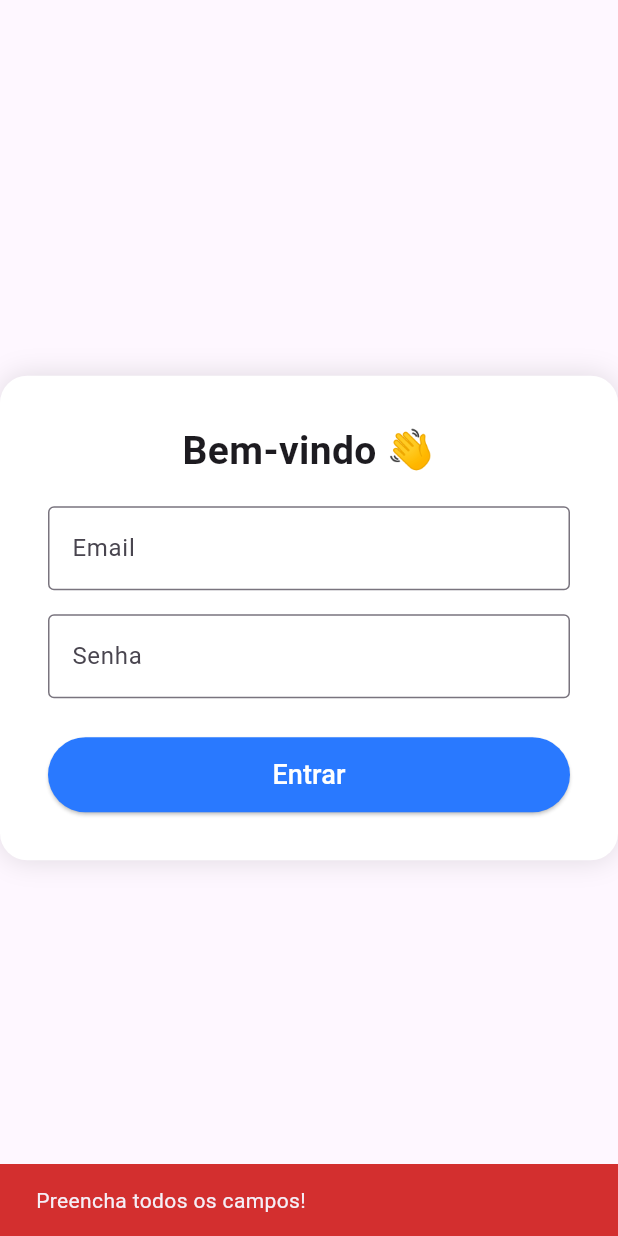
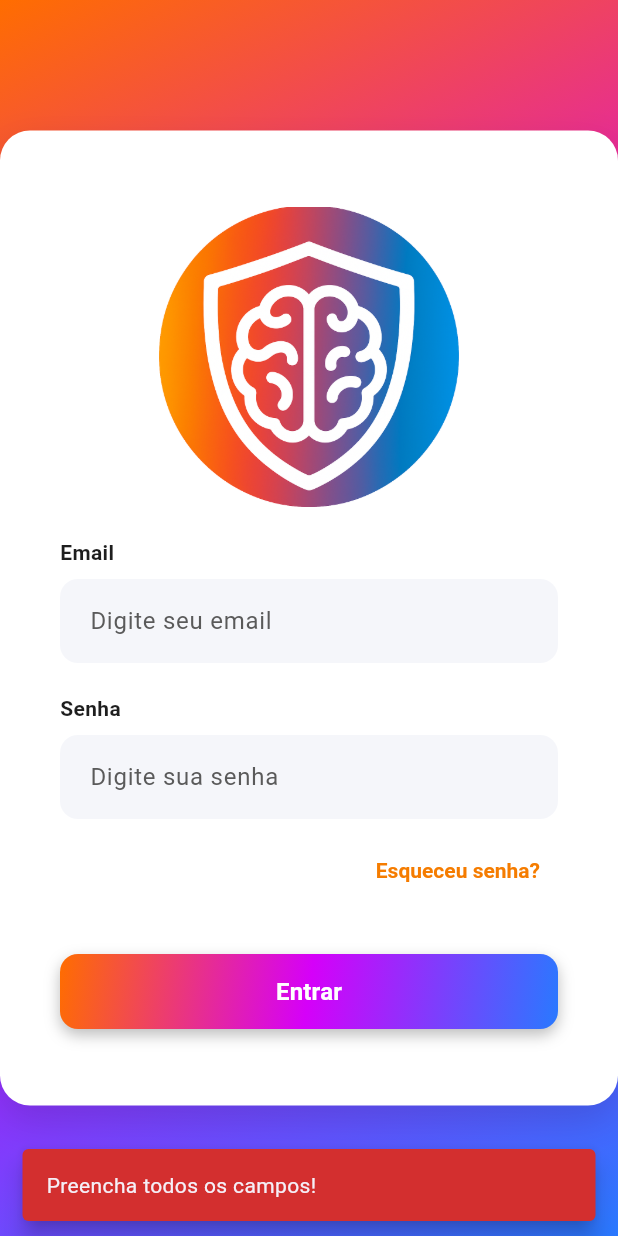
Before and after one commit to Neovexz/cortexIA_front_end_flutter, a Flutter app: the LoginPage screen opened by its route, after a tap on "Entrar", on a phone screen of 412 x 824 dp. Run offline on Flutter 3.47's test engine with Material 3 defaults, Android fonts, the phone set to English and light mode, and no system bars; our stand-ins replace diacritic, image_picker, shared_preferences; accounts and stored records are empty.

Commit message:
➕ feat/Implementando Login e algumas outros methods q estão errados:

```diff
--- /dev/null
+++ b/lib/data/models/chamados/auth_result.dart
@@ -0,0 +1,35 @@
+class AuthResult {
+  final bool success;
+  final String message;
+  final String? token;
+  final int? id;
+  final String? nome;
+  final String? email;
+  final String? role;
+
+  AuthResult({
+    required this.success,
+    required this.message,
+    this.token,
+    this.id,
+    this.nome,
+    this.email,
+    this.role,
+  });
+
+  factory AuthResult.fromJson(Map<String, dynamic> json) {
+    return AuthResult(
+      success: true,
+      message: "OK",
+      token: json["token"],
+      id: json["id"],
+      nome: json["nome"],
+      email: json["email"],
+      role: json["role"],
+    );
+  }
+
+  factory AuthResult.error(String msg) {
+    return AuthResult(success: false, message: msg);
+  }
+}
--- a/lib/presentation/controllers/LoginController.dart
+++ b/lib/presentation/controllers/LoginController.dart
@@ -1,5 +1,4 @@
 import 'package:flutter/material.dart';
-import 'package:shared_preferences/shared_preferences.dart';
 import '../../data/services/auth_service.dart';
 import '../pages/main_page.dart';
 
@@ -10,14 +9,43 @@ class LoginController extends ChangeNotifier {
 
   bool isLoading = false;
 
+  @override
+  void dispose() {
+    emailController.dispose();
+    passwordController.dispose();
+    super.dispose();
+  }
+
   Future<void> login(BuildContext context) async {
     final email = emailController.text.trim();
     final password = passwordController.text.trim();
+
+    // DEBUG LOGS
+    debugPrint("=======================================");
+    debugPrint("➡ DEBUG LOGIN - DADOS DIGITADOS");
+    debugPrint("Email digitado: '$email'");
+    debugPrint("Senha digitada: '$password'");
+    debugPrint("=======================================");
 
     if (email.isEmpty || password.isEmpty) {
       _snackbar(context, "Preencha todos os campos!");
       return;
     }
+
+    // LOGIN LOCAL TEMPORÁRIO (modo dev)
+    if (email == "client@test.com" && password == "test") {
+      debugPrint("✔ LOGIN APROVADO");
+      Navigator.pushReplacement(
+        context,
+        MaterialPageRoute(builder: (_) => const MainPage()),
+      );
+      return;
+    }
+
+    // Enviando para backend
+    debugPrint("➡ Enviando JSON para API:");
+    debugPrint({"email": email, "password": password}.toString());
+    debugPrint("=======================================");
 
     isLoading = true;
     notifyListeners();
@@ -28,20 +56,26 @@ class LoginController extends ChangeNotifier {
     notifyListeners();
 
     if (result.success) {
+      // Caso seu AuthResult não tenha token, evite chamar result.token aqui
+      debugPrint("✔ LOGIN OK - resultado: ${result.message}");
       Navigator.pushReplacement(
         context,
         MaterialPageRoute(builder: (_) => const MainPage()),
       );
     } else {
+      debugPrint("❌ LOGIN FALHOU: ${result.message}");
       _snackbar(context, result.message);
     }
   }
 
+  // Método privado para mostrar SnackBar — garanta que esteja dentro da classe
   void _snackbar(BuildContext context, String msg) {
+    if (!context.mounted) return;
     ScaffoldMessenger.of(context).showSnackBar(
       SnackBar(
         content: Text(msg),
         backgroundColor: Colors.red.shade700,
+        behavior: SnackBarBehavior.floating,
       ),
     );
   }
--- a/lib/presentation/pages/login.dart
+++ b/lib/presentation/pages/login.dart
@@ -1,71 +1,136 @@
 import 'package:flutter/material.dart';
 import 'package:front_end_flutter_cortex_ia/presentation/controllers/LoginController.dart';
-import 'package:provider/provider.dart';
+import 'package:front_end_flutter_cortex_ia/presentation/widgets/buttons/primary_button.dart';
+import 'package:front_end_flutter_cortex_ia/presentation/widgets/inputs/campo_formulario.dart';
 
-import '../../core/theme/app_theme.dart';
+import 'esqueceu_senha.dart';
 
 class LoginPage extends StatelessWidget {
+  // 🔥 Controller que controla os campos + validação + chamada ao back-end
+  // OBS: quando você quer desligar o backend, você altera lá dentro.
+  final LoginController controller = LoginController();
+
   LoginPage({super.key});
-
-  final LoginController controller = LoginController();
 
   @override
   Widget build(BuildContext context) {
     return Scaffold(
-      body: Center(
+      body: Container(
+        width: double.infinity,
+        height: double.infinity,
+
+        // 🎨 Fundo degrade
+        decoration: const BoxDecoration(
+          gradient: LinearGradient(
+            begin: Alignment.topLeft,
+            end: Alignment.bottomRight,
+            colors: [
+              Color(0xFFFF6D00),
+              Color(0xFFD500F9),
+              Color(0xFF2979FF),
+            ],
+          ),
+        ),
+
+        child: SafeArea(
+          child: Center(
             child: Container(
-          width: 450,
-          padding: const EdgeInsets.all(32),
+              width: 500,
+              height: 650,
+              padding: const EdgeInsets.symmetric(horizontal: 40, vertical: 32),
               decoration: BoxDecoration(
                 color: Colors.white,
-            borderRadius: BorderRadius.circular(18),
-            boxShadow: [
+                borderRadius: BorderRadius.circular(20),
+                boxShadow: const [
                   BoxShadow(
                     color: Colors.black12,
-                blurRadius: 15,
-              )
+                    blurRadius: 20,
+                    offset: Offset(0, 10),
+                  ),
                 ],
               ),
               child: Column(
-            mainAxisSize: MainAxisSize.min,
+                mainAxisAlignment: MainAxisAlignment.center,
+                crossAxisAlignment: CrossAxisAlignment.center,
                 children: [
-              const Text(
-                "Bem-vindo 👋",
-                style: TextStyle(
-                  fontSize: 26,
+                  // LOGO
+                  Container(
+                    constraints: const BoxConstraints(
+                      maxWidth: 250,
+                      maxHeight: 200,
+                    ),
+                    child: Image.asset(
+                      'assets/images/logo-cortexia-colorida.png',
+                      fit: BoxFit.contain,
+                    ),
+                  ),
+                  const SizedBox(height: 20),
+
+                  // ==============================
+                  // 📌 CAMPO DE EMAIL
+                  // ==============================
+                  // O controller.emailController guarda o que o usuário digitou
+                  CampoFormulario(
+                    controller: controller.emailController,
+                    label: "Email",
+                    hint: "Digite seu email",
+                  ),
+
+                  const SizedBox(height: 20),
+
+                  // ==============================
+                  // 📌 CAMPO DE SENHA
+                  // ==============================
+                  CampoFormulario(
+                    controller: controller.passwordController,
+                    label: "Senha",
+                    hint: "Digite sua senha",
+                    obscureText: true,
+                  ),
+
+                  const SizedBox(height: 10),
+
+                  // ==============================
+                  // 🔗 Botão "Esqueceu senha"
+                  // ==============================
+                  Align(
+                    alignment: Alignment.centerRight,
+                    child: TextButton(
+                      onPressed: () {
+                        Navigator.push(
+                          context,
+                          MaterialPageRoute(
+                            builder: (context) => const EsqueceuSenha(),
+                          ),
+                        );
+                      },
+                      style: TextButton.styleFrom(
+                        foregroundColor: Colors.orange.shade700,
+                        textStyle: const TextStyle(
                           fontWeight: FontWeight.bold,
                         ),
                       ),
-              const SizedBox(height: 18),
-              TextField(
-                controller: controller.emailController,
-                decoration: const InputDecoration(
-                  labelText: "Email",
-                  border: OutlineInputBorder(),
+                      child: const Text("Esqueceu senha?"),
                     ),
                   ),
-              const SizedBox(height: 16),
-              TextField(
-                controller: controller.passwordController,
-                obscureText: true,
-                decoration: const InputDecoration(
-                  labelText: "Senha",
-                  border: OutlineInputBorder(),
+
+                  const SizedBox(height: 32),
+
+                  // ==============================
+                  // 🔥 BOTÃO DE LOGIN
+                  // ==============================
+                  // ⬅ AQUI É ONDE O BACK-END É CHAMADO
+                  // Quando quiser pular login, trocar para:
+                  // onPressed: () => Navigator.pushReplacement(context, MaterialPageRoute(builder: (_) => const MainPage()));
+                  // ==============================
+                  PrimaryButton(
+                    text: "Entrar",
+                    onPressed: () => controller.login(context),
+                    // 🔥 Aqui chama o backend via LoginController -> AuthService
+                  ),
+                ],
               ),
             ),
-              const SizedBox(height: 26),
-              ElevatedButton(
-                style: ElevatedButton.styleFrom(
-                  backgroundColor: AppTheme.primary,
-                  minimumSize: const Size(double.infinity, 50),
-                ),
-                onPressed: () => controller.login(context),
-                child: const Text(
-                  "Entrar",
-                  style: TextStyle(fontSize: 18, color: Colors.white),
-                ),
-              ),
-            ],
           ),
         ),
       ),
```
Also changed, not shown: lib/data/services/auth_service.dart (+14 -17 lines), lib/presentation/pages/splash_page.dart (added, +52 -0 lines). Lines whose indentation alone changed are shown as unchanged.
